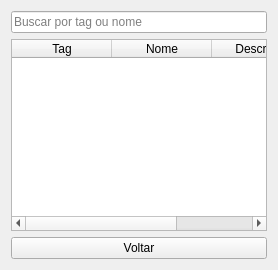
Qt form service_tag_manager/view/ui_consulta.ui (jonatastz/Projeto_Inovacao) before a commit.
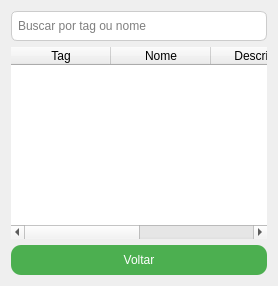
The same form after that commit.

Commit message: adição de campo de data e ajuste de layout

```diff
--- a/service_tag_manager/view/ui_consulta.ui
+++ b/service_tag_manager/view/ui_consulta.ui
@@ -2,18 +2,51 @@
 <ui version="4.0">
  <class>ConsultaWidget</class>
  <widget class="QWidget" name="ConsultaWidget">
+  <property name="windowTitle">
+   <string>CONSULTA DE EQUIPAMENTOS</string>
+  </property>
+  <property name="styleSheet">
+   <string notr="true"><![CDATA[
+    QWidget {
+        background: qlineargradient(
+            spread:pad,
+            x1:0, y1:0,
+            x2:1, y2:1,
+            stop:0 #a8e6cf,
+            stop:1 #00bcd4
+        );
+    }
+    QPushButton {
+        background-color: #4CAF50;
+        color: white;
+        border-radius: 10px;
+        padding: 8px 16px;
+    }
+    QPushButton:hover { background-color: #45a049; }
+    QLineEdit, QTextEdit {
+        background-color: #ffffff;
+        border: 1px solid #ccc;
+        border-radius: 6px;
+        padding: 4px;
+    }
+    QTableWidget { background-color: #ffffff; border-radius: 6px; }
+   ]]></string>
+  </property>
   <layout class="QVBoxLayout" name="verticalLayout">
    <item>
     <widget class="QLineEdit" name="input_busca">
      <property name="placeholderText">
       <string>Buscar por tag ou nome</string>
      </property>
+     <property name="minimumSize">
+      <size><width>255</width><height>30</height></size>
+     </property>
     </widget>
    </item>
    <item>
     <widget class="QTableWidget" name="table_resultados">
      <property name="columnCount">
-      <number>3</number>
+      <number>4</number>
      </property>
      <column>
       <property name="text">
@@ -26,9 +59,10 @@
       </property>
      </column>
      <column>
-      <property name="text">
-       <string>Descrição</string>
-      </property>
+      <property name="text"><string>Descrição</string></property>
+     </column>
+     <column>
+      <property name="text"><string>Data</string></property>
      </column>
     </widget>
    </item>
```
Left out of the diff: 16 changed lines with no effect on the pictures. The commit also changes 9 other files.
